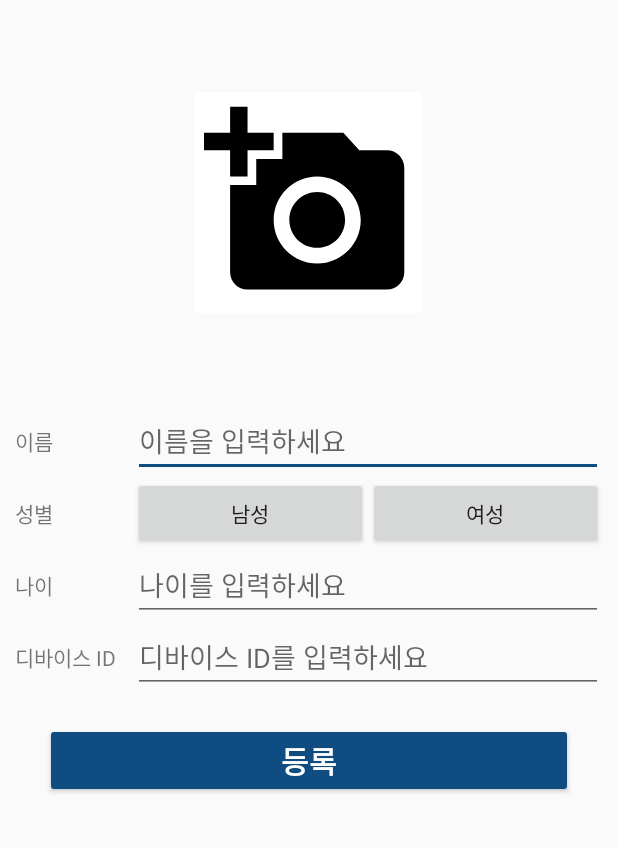
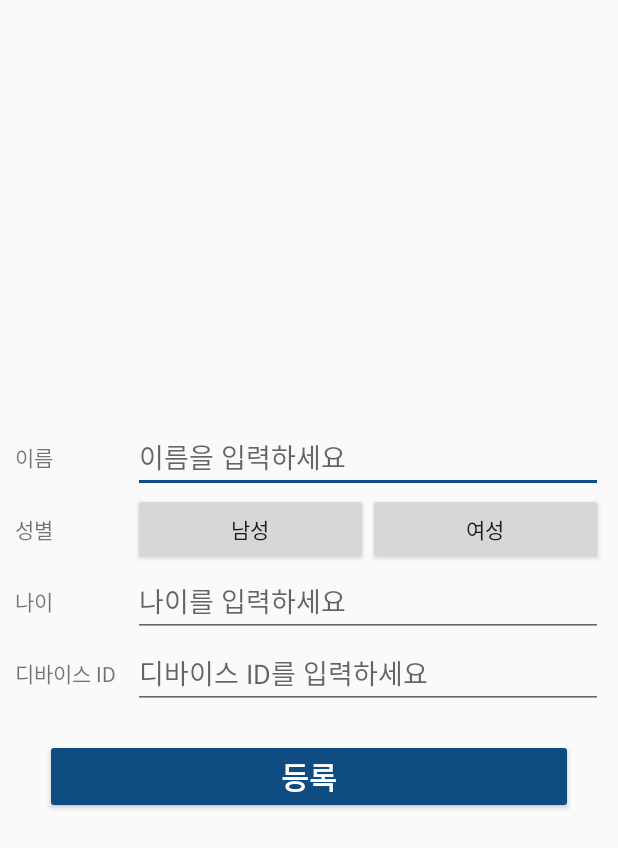
Before and after one commit to NamWoojin/AI_Speaker_Socket, an Android app: the layout activity_add_care_member.xml on its own in the app's theme, with its tools: preview values and no code run, on a phone screen of 412 x 824 dp. Shown: the top 848 px of the screen. Run offline under Robolectric (Android 15) with nearby library versions, the phone set to English and light mode, and no system bars.

Commit message:
사진 기능 삭제
사진 기능 삭제

```diff
--- a/app/src/main/AndroidManifest.xml
+++ b/app/src/main/AndroidManifest.xml
@@ -24,7 +24,7 @@
             android:theme="@android:style/Theme.DeviceDefault.Light.Dialog" />
         <activity
             android:name=".AddCareMemberActivity"
-            android:theme="@style/AppTheme.NoActionBar" />
+            android:theme="@android:style/Theme.DeviceDefault.Light.Dialog"/>
         <activity
             android:name=".GetNameActivity"
             android:theme="@style/AppTheme.NoActionBar">
--- a/app/src/main/java/com/hansung/android/ai_speaker_socket/CareMembersListViewAdapter.java
+++ b/app/src/main/java/com/hansung/android/ai_speaker_socket/CareMembersListViewAdapter.java
@@ -33,13 +33,12 @@ public class CareMembersListViewAdapter extends BaseAdapter {
         return careMembersDataList.get(position) ;
     }
 
-    public void addItem(String name, String gender, String age, String deviceid, String Photo){
+    public void addItem(String name, String gender, String age, String deviceid){
         CareMembersData cmData = new CareMembersData();
         cmData.setName(name);
         cmData.setGender(gender);
         cmData.setAge(age);
         cmData.setDeviceId(deviceid);
-        cmData.setPhoto(Photo);
         careMembersDataList.add(cmData);
     }
 
@@ -57,7 +56,6 @@ public class CareMembersListViewAdapter extends BaseAdapter {
         TextView genderTextView = (TextView)  convertView.findViewById(R.id.CareMembersGender_id);
         TextView ageTextView = (TextView) convertView.findViewById(R.id.CareMembersAge_id) ;
         TextView deviceIdTextView = (TextView)convertView.findViewById(R.id.CareMembersDeviceId_id) ;
-        ImageView photoImageView = (ImageView)convertView.findViewById(R.id.CareMemberPhoto_id);
 
         CareMembersData listViewItem = careMembersDataList.get(position);
 
@@ -69,8 +67,6 @@ public class CareMembersListViewAdapter extends BaseAdapter {
             genderTextView.setText("여");
         ageTextView.setText(String.valueOf(listViewItem.getAge()));
         deviceIdTextView.setText(listViewItem.getDeviceId());
-        Bitmap bitmap = PublicFunctions.byteArrayToBitmap(listViewItem.getPhoto().getBytes());
-        photoImageView.setImageBitmap(PublicFunctions.byteArrayToBitmap(listViewItem.getPhoto().getBytes()));
 
         return convertView;
     }
--- a/app/src/main/java/com/hansung/android/ai_speaker_socket/ListViewAdapter.java
+++ b/app/src/main/java/com/hansung/android/ai_speaker_socket/ListViewAdapter.java
@@ -2,18 +2,15 @@ package com.hansung.android.ai_speaker_socket;
 
 import android.content.Context;
 import android.graphics.drawable.Drawable;
-import android.util.Log;
 import android.view.LayoutInflater;
 import android.view.View;
 import android.view.ViewGroup;
 import android.widget.BaseAdapter;
 import android.widget.ImageView;
 import android.widget.LinearLayout;
-import android.widget.ListView;
 import android.widget.TextView;
 
 
-import androidx.recyclerview.widget.LinearLayoutManager;
 
 import java.util.ArrayList;
 
--- a/app/src/main/java/com/hansung/android/ai_speaker_socket/MedicineAddPopUpActivity.java
+++ b/app/src/main/java/com/hansung/android/ai_speaker_socket/MedicineAddPopUpActivity.java
@@ -13,7 +13,6 @@ import android.widget.Switch;
 import android.widget.Toast;
 import android.widget.ToggleButton;
 
-import androidx.appcompat.app.AppCompatActivity;
 
 public class MedicineAddPopUpActivity extends Activity {
     String DeviceId = "";
--- a/app/src/main/java/com/hansung/android/ai_speaker_socket/SendMessagePopUpActivity.java
+++ b/app/src/main/java/com/hansung/android/ai_speaker_socket/SendMessagePopUpActivity.java
@@ -16,7 +16,6 @@ public class SendMessagePopUpActivity extends Activity {
     int port;
 
     EditText messageEditTextView;
-    final static String TAG = "AndroidAPITest";
     @Override
     protected void onCreate(Bundle savedInstanceState) {
         super.onCreate(savedInstanceState);
--- a/app/src/main/java/com/hansung/android/ai_speaker_socket/Socket_GetInfo.java
+++ b/app/src/main/java/com/hansung/android/ai_speaker_socket/Socket_GetInfo.java
@@ -2,7 +2,6 @@ package com.hansung.android.ai_speaker_socket;
 
 import android.content.Context;
 import android.util.Log;
-import android.widget.Toast;
 
 import java.io.IOException;
 import java.io.InputStream;
--- a/app/src/main/res/layout/activity_add_care_member.xml
+++ b/app/src/main/res/layout/activity_add_care_member.xml
@@ -3,30 +3,14 @@
     xmlns:app="http://schemas.android.com/apk/res-auto"
     xmlns:tools="http://schemas.android.com/tools"
     android:layout_width="match_parent"
-    android:layout_height="match_parent"
+    android:layout_height="wrap_content"
+    android:layout_gravity="center"
     android:orientation="vertical"
     >
     <LinearLayout
         android:layout_width="match_parent"
         android:layout_height="wrap_content"
         android:orientation="vertical">
-        <LinearLayout
-            android:layout_width="170dp"
-            android:layout_height="170dp"
-            android:layout_margin="50dp"
-            android:padding="5dp"
-            android:layout_gravity="center_horizontal">
-
-            <ImageButton
-                android:id="@+id/add_photo_button"
-                android:layout_width="match_parent"
-                android:layout_height="match_parent"
-                android:backgroundTint="#FFFFFFFF"
-                android:scaleType="centerCrop"
-                android:src="@drawable/ic_add_a_photo_black_24dp" />
-        </LinearLayout>
-
-
         <LinearLayout
             android:layout_width="match_parent"
             android:layout_height="match_parent"
--- a/app/src/main/res/layout/activity_care_members_list.xml
+++ b/app/src/main/res/layout/activity_care_members_list.xml
@@ -32,12 +32,6 @@
                 android:layout_width="match_parent"
                 android:layout_height="wrap_content"
                 android:gravity="center_horizontal">
-                <TextView
-                    android:layout_width="80dp"
-                    android:layout_height="wrap_content"
-                    android:textSize="20dp"
-                    android:gravity="center"
-                    android:text="사진"/>
 
 
                 <TextView
--- a/app/src/main/res/layout/caremembers_listview.xml
+++ b/app/src/main/res/layout/caremembers_listview.xml
@@ -21,10 +21,6 @@
             android:layout_height="wrap_content"
             android:orientation="horizontal"
             android:paddingVertical="10dp">
-            <ImageView
-                android:layout_width="80dp"
-                android:layout_height="wrap_content"
-                android:id="@+id/CareMemberPhoto_id" />
 
             <LinearLayout
                 android:orientation="horizontal"
--- a/app/src/main/res/layout/delete_care_member_recyclerview.xml
+++ b/app/src/main/res/layout/delete_care_member_recyclerview.xml
@@ -21,10 +21,6 @@
             android:layout_height="wrap_content"
             android:orientation="horizontal"
             android:paddingVertical="10dp">
-            <ImageView
-                android:layout_width="80dp"
-                android:layout_height="match_parent"
-                android:id="@+id/DeleteCareMemberPhoto_id" />
 
             <LinearLayout
                 android:orientation="horizontal"
```
Also changed, not shown: app/src/main/java/com/hansung/android/ai_speaker_socket/AddCareMemberActivity.java (+11 -64 lines), app/src/main/java/com/hansung/android/ai_speaker_socket/CareMembersData.java (+0 -8 lines), app/src/main/java/com/hansung/android/ai_speaker_socket/CareMembersListActivity.java (+1 -7 lines), app/src/main/java/com/hansung/android/ai_speaker_socket/PublicFunctions.java (+2 -37 lines).
